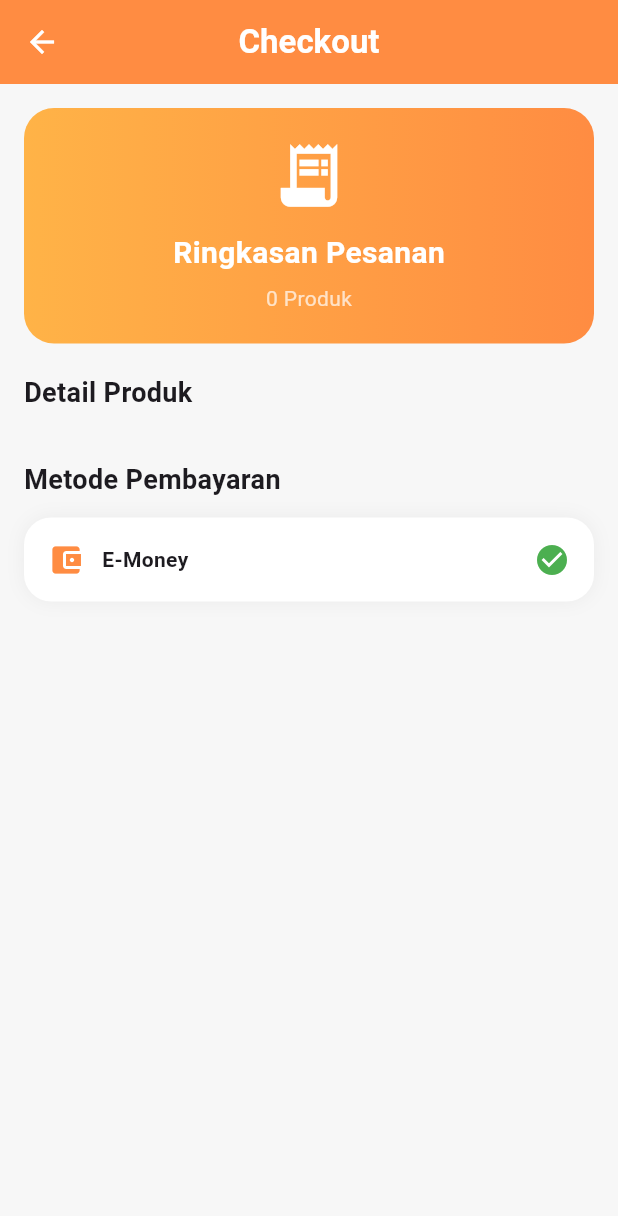
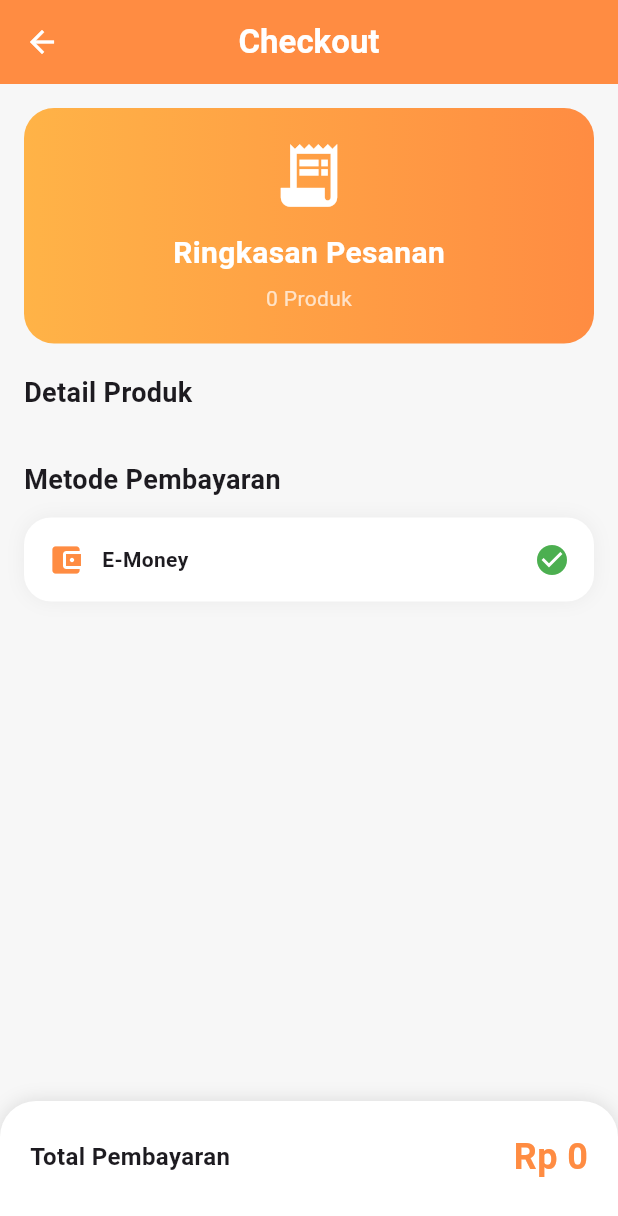
Before and after one commit to hiofadlikaakbar/semangat-mandiri-marketplace-mobile, a Flutter app: the CheckoutPage screen opened directly, on a phone screen of 412 x 824 dp. Shown: the top 1216 px of the screen. Run offline on Flutter 3.47's test engine with Material 3 defaults, Android fonts, the phone set to English and light mode, and no system bars; our stand-ins replace cloud_firestore, firebase_auth, firebase_core, firebase_messaging, google_sign_in, shared_preferences; accounts and stored records are empty.

Commit message:
membuat total pembayaran checkout

```diff
--- a/lib/features/payment/checkout_page.dart
+++ b/lib/features/payment/checkout_page.dart
@@ -187,6 +187,43 @@ class CheckoutPage extends StatelessWidget {
               ],
             ),
           ),
+
+          // total
+          Container(
+            padding: const EdgeInsets.all(20),
+            decoration: const BoxDecoration(
+              color: Colors.white,
+              borderRadius: BorderRadius.vertical(top: Radius.circular(24)),
+              boxShadow: [BoxShadow(color: Colors.black12, blurRadius: 10)],
+            ),
+            child: Column(
+              children: [
+                Row(
+                  mainAxisAlignment: MainAxisAlignment.spaceBetween,
+                  children: [
+                    const Text(
+                      "Total Pembayaran",
+                      style: TextStyle(
+                        fontSize: 16,
+                        fontWeight: FontWeight.w600,
+                      ),
+                    ),
+
+                    Text(
+                      "Rp ${cart.totalPrice.toStringAsFixed(0)}",
+                      style: const TextStyle(
+                        fontSize: 24,
+                        fontWeight: FontWeight.bold,
+                        color: Color(0xFFFF8C42),
+                      ),
+                    ),
+                  ],
+                ),
+
+                const SizedBox(height: 16),
+              ],
+            ),
+          ),
         ],
       ),
     );
```
